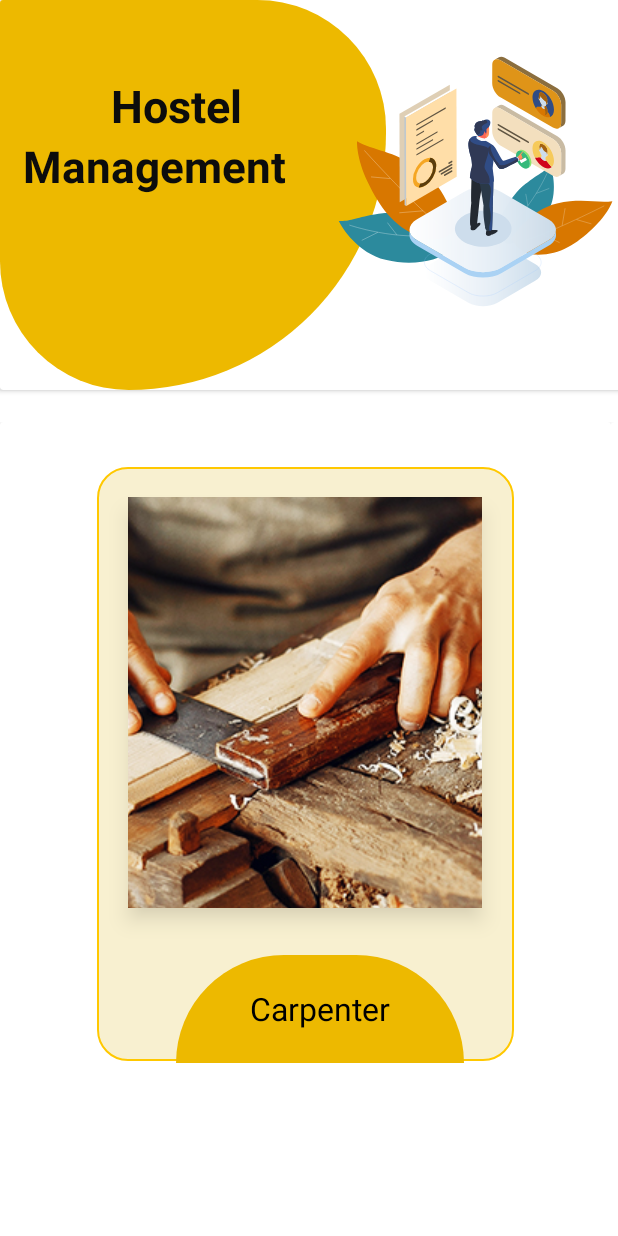
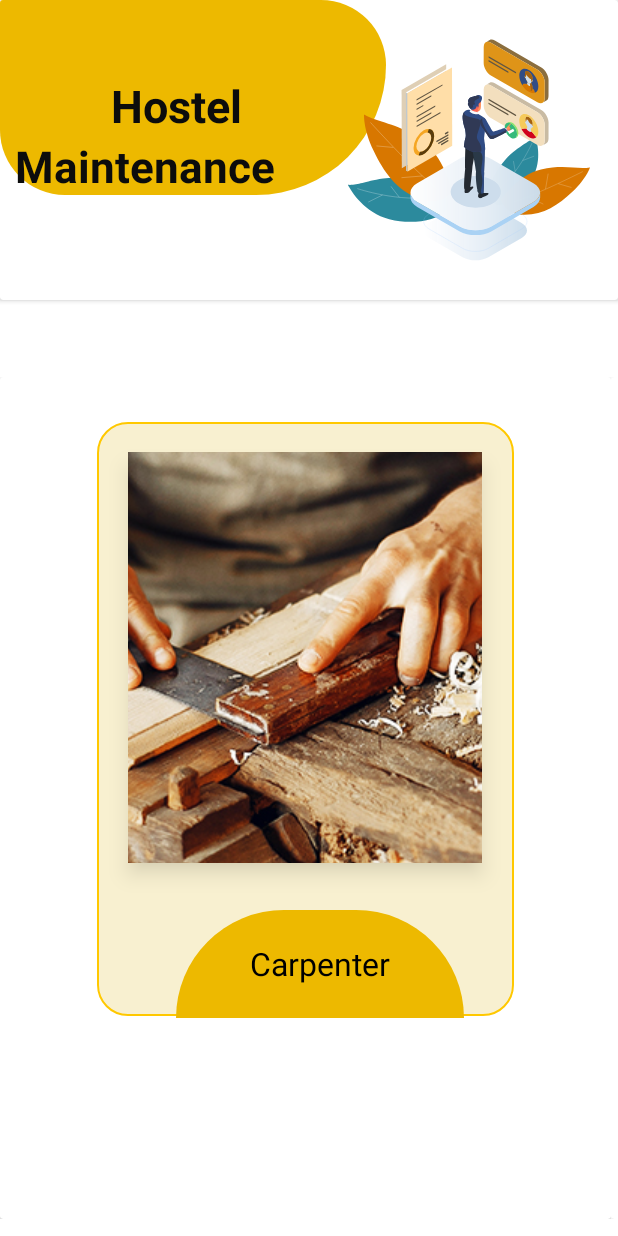
Before and after one commit to Kedar200/Hypertext-Assassins, an Android app: the hostelmanagement screen opened directly, with no data from a screen before it, on a phone screen of 412 x 824 dp. Run offline under Robolectric (Android 15) with nearby library versions, the phone set to English and light mode, and no system bars; Roboto replaces fonts that are not available here.

Commit message:
Final Submit

```diff
--- a/app/src/main/res/layout/hm_mainpage.xml
+++ b/app/src/main/res/layout/hm_mainpage.xml
@@ -20,12 +20,12 @@
 
 
         <androidx.cardview.widget.CardView
-            android:layout_width="429dp"
-            android:layout_height="260dp">
+            android:layout_width="match_parent"
+            android:layout_height="wrap_content">
 
-            <LinearLayout
+            <androidx.constraintlayout.widget.ConstraintLayout
 
-                android:layout_width="275dp"
+                android:layout_width="wrap_content"
                 android:layout_height="match_parent"
 
                 android:orientation="horizontal">
@@ -36,15 +36,17 @@
                     android:background="@drawable/hostelmanage"
                     android:orientation="vertical"
                     android:paddingLeft="10dp"
-                    android:paddingTop="30dp">
+                    android:paddingTop="30dp"
+                    app:layout_constraintStart_toStartOf="parent"
+                    app:layout_constraintTop_toTopOf="parent">
 
                     <TextView
                         android:id="@+id/management"
                         android:layout_width="215dp"
                         android:layout_height="wrap_content"
 
+                        android:layout_marginTop="20dp"
                         android:elevation="10dp"
-                        android:layout_marginTop="20dp"
                         android:fontFamily="@font/inknut_antiqua_medium"
                         android:text="Hostel"
                         android:textAlignment="center"
@@ -55,25 +57,26 @@
 
                     <TextView
                         android:id="@+id/textView4"
-                        android:layout_width="210dp"
+                        android:layout_width="wrap_content"
                         android:layout_height="wrap_content"
-                        android:layout_marginLeft="5dp"
+
                         android:fontFamily="@font/inknut_antiqua_medium"
-                        android:text="Management"
+                        android:text="Maintenance"
                         android:textColor="#0C0C0C"
                         android:textSize="29sp"
                         android:textStyle="bold" />
 
                 </LinearLayout>
 
-            </LinearLayout>
+            </androidx.constraintlayout.widget.ConstraintLayout>
 
             <com.airbnb.lottie.LottieAnimationView
-                android:layout_width="226dp"
-                android:layout_height="242dp"
+                android:layout_width="200dp"
+                android:layout_height="200dp"
                 android:layout_gravity="right"
                 android:elevation="10dp"
                 app:lottie_autoPlay="true"
+
                 app:lottie_loop="true"
                 app:lottie_rawRes="@raw/selection"></com.airbnb.lottie.LottieAnimationView>
 
--- a/app/src/main/res/menu/navigation_bar.xml
+++ b/app/src/main/res/menu/navigation_bar.xml
@@ -10,7 +10,7 @@
 
         <item android:id="@+id/hostelmanagement"
             android:icon="@drawable/ic_baseline_handyman_24"
-            android:title="Hostel Management">
+            android:title="Complaint Form">
         </item>
 
         <item android:id="@+id/your_complaint"
```
Also changed, not shown: app/src/main/java/com/example/hypertextassassins/Notice.java (added, +18 -0 lines), app/src/main/java/com/example/hypertextassassins/complainform.java (+4 -3 lines), app/src/main/java/com/example/hypertextassassins/dashboard.java (+31 -3 lines).
